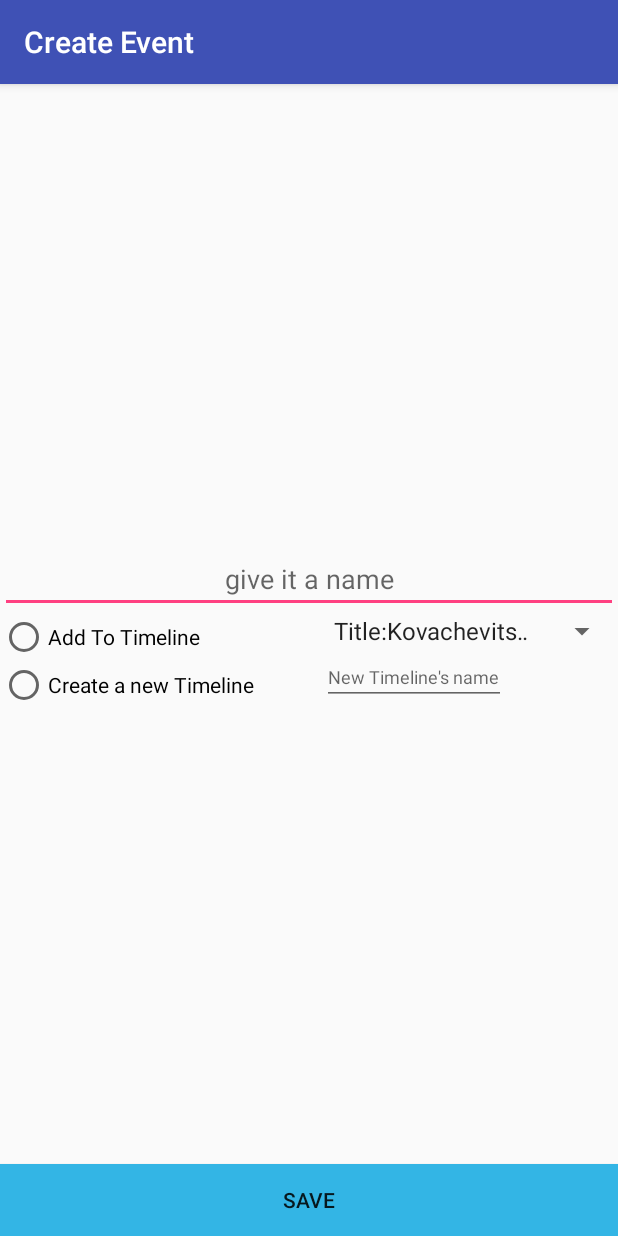
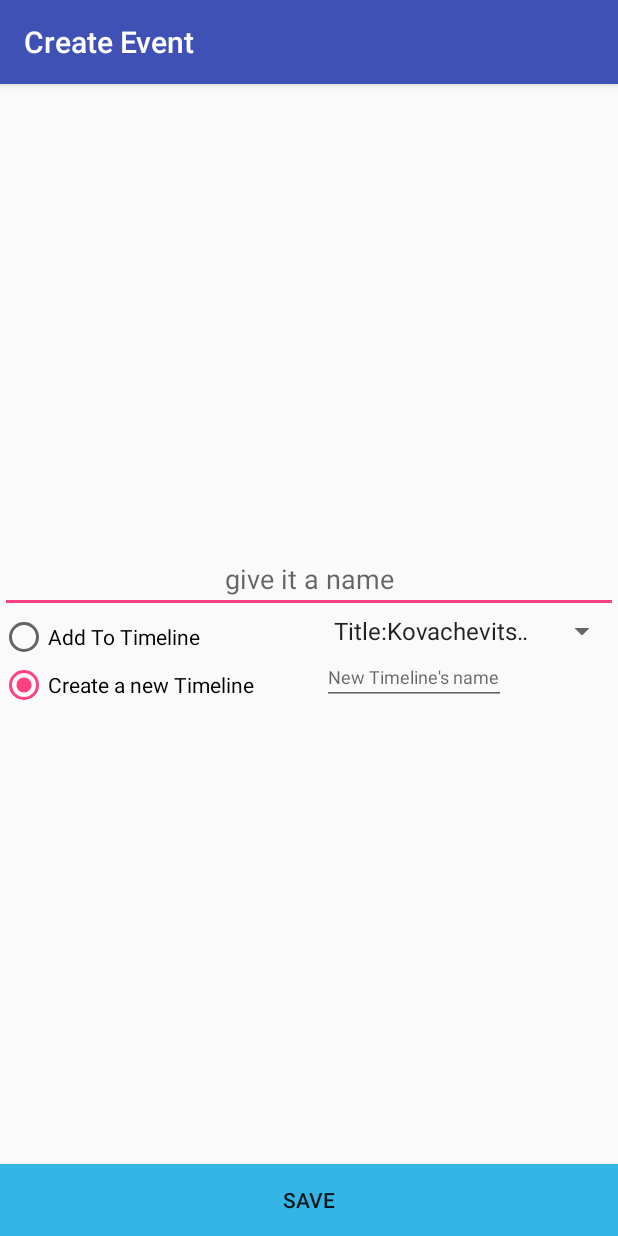
Before and after one commit to CP-TravelBug/TravelBug, an Android app: the CreateTimelineActivity screen opened directly, with no data from a screen before it, on a phone screen of 412 x 824 dp. Run offline under Robolectric (Android 15) with nearby library versions, the phone set to English and light mode, and no system bars; libraries missing offline, so code that uses them is left out: org.parceler; 11 statements that could not run were skipped.

Commit message:
Radiobutton group added

```diff
--- a/app/src/main/java/codepath/travelbug/activities/CreateTimelineActivity.java
+++ b/app/src/main/java/codepath/travelbug/activities/CreateTimelineActivity.java
@@ -52,7 +52,6 @@ public class CreateTimelineActivity extends AppCompatActivity {
     protected void onCreate(Bundle savedInstanceState) {
         super.onCreate(savedInstanceState);
         setContentView(R.layout.activity_create_timeline);
-        getTimelineLists();
         tmLists = (Spinner) findViewById(R.id.spTimelines);
         ArrayAdapter<String> tmListsArray = new ArrayAdapter<String>(this,
                 android.R.layout.simple_spinner_item);
--- a/app/src/main/res/layout/activity_create_timeline.xml
+++ b/app/src/main/res/layout/activity_create_timeline.xml
@@ -44,7 +44,8 @@
     android:layout_below="@+id/editText"
     android:id="@+id/rbGroup"
     android:layout_width="wrap_content"
-    android:layout_height="wrap_content">
+    android:layout_height="wrap_content"
+    android:checkedButton="@+id/rbCreateNewTimeline">
     <RadioButton
         android:text="@string/addToExistingTimeline"
         android:layout_width="wrap_content"
```
